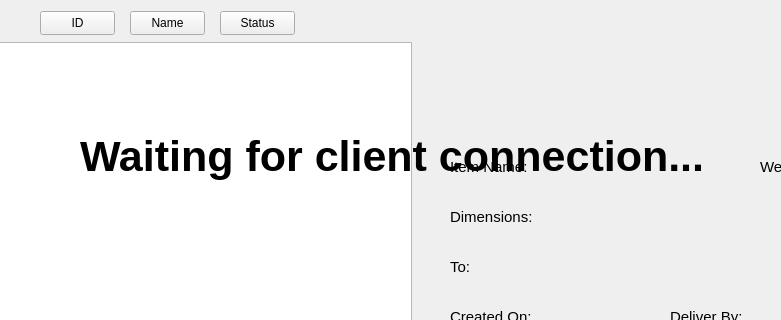
Before: the Qt Designer form Project_Client/HomePage.ui in deathtaco1231/deathtaco1231-COMP72070-24W-Project4-Group10-Sec3, drawn with Qt 5; both pictures show x 90 to 871 and y 99 to 419 of the 1029 by 601 pixel window.
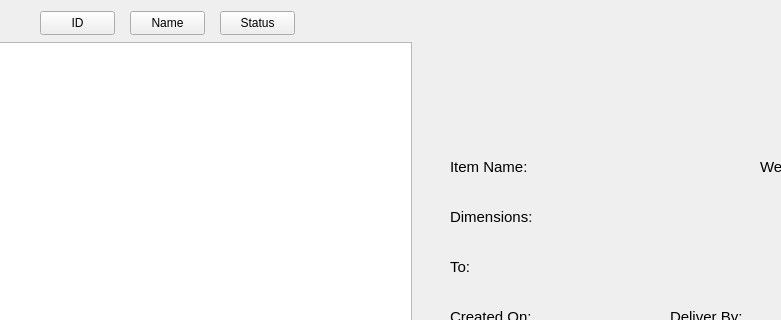
After: the same form once the commit is applied.

The edit to the form file:
```diff
--- a/Project_Client/HomePage.ui
+++ b/Project_Client/HomePage.ui
@@ -388,35 +388,6 @@
      <string>Is Assigned To:</string>
     </property>
    </widget>
-   <widget class="QWidget" name="connectingWidget" native="true">
-    <property name="geometry">
-     <rect>
-      <x>10</x>
-      <y>0</y>
-      <width>1011</width>
-      <height>571</height>
-     </rect>
-    </property>
-    <widget class="QLabel" name="label_7">
-     <property name="geometry">
-      <rect>
-       <x>160</x>
-       <y>160</y>
-       <width>701</width>
-       <height>191</height>
-      </rect>
-     </property>
-     <property name="font">
-      <font>
-       <pointsize>32</pointsize>
-       <bold>true</bold>
-      </font>
-     </property>
-     <property name="text">
-      <string>Waiting for client connection...</string>
-     </property>
-    </widget>
-   </widget>
    <widget class="QLabel" name="infoLabel">
     <property name="geometry">
      <rect>
```
